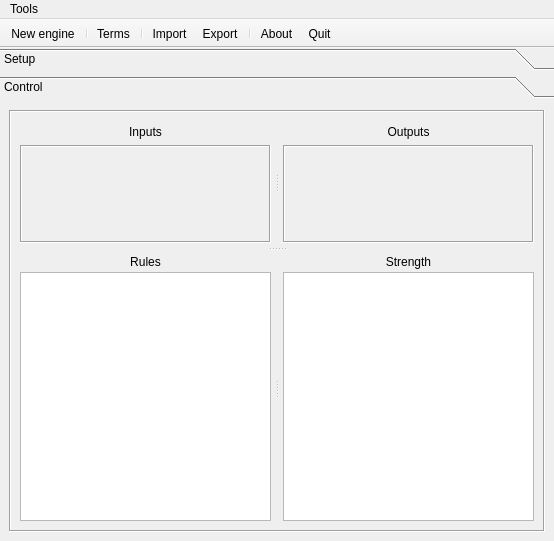
First picture: the form in qtfuzzylite/ui/Window.ui, repository fuzzylite/fuzzylite, before the edit.
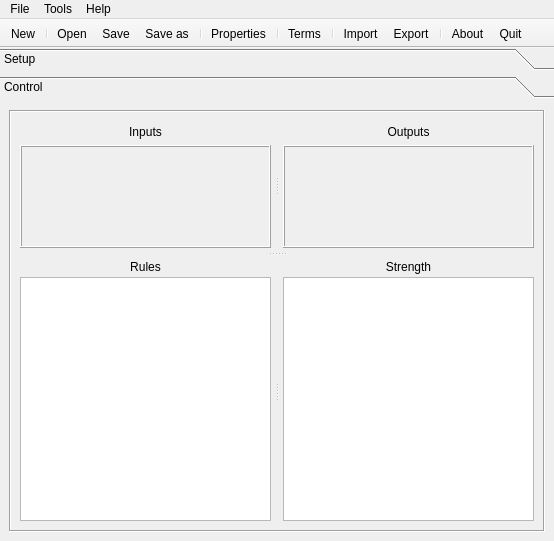
Second picture: the form after the edit. The open tabs and pages were chosen to show the change. Icons and pictures are not drawn. Custom widgets are drawn as their Qt base class.

Commit message: Added actions to Open, Save, Save As. Added icons. Several other improvements

Diff of the .ui file:
```diff
--- a/qtfuzzylite/ui/Window.ui
+++ b/qtfuzzylite/ui/Window.ui
@@ -532,6 +532,18 @@
                   </property>
                  </widget>
                 </item>
+                <item>
+                 <widget class="QFrame" name="frame_3">
+                  <property name="frameShape">
+                   <enum>QFrame::Box</enum>
+                  </property>
+                  <property name="frameShadow">
+                   <enum>QFrame::Raised</enum>
+                  </property>
+                  <layout class="QVBoxLayout" name="verticalLayout_15">
+                   <property name="margin">
+                    <number>3</number>
+                   </property>
                 <item>
                  <widget class="QScrollArea" name="scrollAreaInput">
                   <property name="sizePolicy">
@@ -541,10 +553,10 @@
                    </sizepolicy>
                   </property>
                   <property name="frameShape">
-                   <enum>QFrame::Box</enum>
+                      <enum>QFrame::NoFrame</enum>
                   </property>
                   <property name="frameShadow">
-                   <enum>QFrame::Sunken</enum>
+                      <enum>QFrame::Plain</enum>
                   </property>
                   <property name="horizontalScrollBarPolicy">
                    <enum>Qt::ScrollBarAlwaysOff</enum>
@@ -560,8 +572,8 @@
                     <rect>
                      <x>0</x>
                      <y>0</y>
-                     <width>248</width>
-                     <height>85</height>
+                        <width>242</width>
+                        <height>90</height>
                     </rect>
                    </property>
                    <property name="sizePolicy">
@@ -604,6 +616,9 @@
                 </item>
                </layout>
               </widget>
+                </item>
+               </layout>
+              </widget>
               <widget class="QWidget" name="layoutWidget4">
                <layout class="QVBoxLayout" name="verticalLayout_18">
                 <property name="spacing">
@@ -634,6 +649,18 @@
                   </property>
                  </widget>
                 </item>
+                <item>
+                 <widget class="QFrame" name="frame_4">
+                  <property name="frameShape">
+                   <enum>QFrame::Box</enum>
+                  </property>
+                  <property name="frameShadow">
+                   <enum>QFrame::Raised</enum>
+                  </property>
+                  <layout class="QVBoxLayout" name="verticalLayout_17">
+                   <property name="margin">
+                    <number>3</number>
+                   </property>
                 <item>
                  <widget class="QScrollArea" name="scrollAreaOutput">
                   <property name="sizePolicy">
@@ -643,10 +670,10 @@
                    </sizepolicy>
                   </property>
                   <property name="frameShape">
-                   <enum>QFrame::Box</enum>
+                      <enum>QFrame::NoFrame</enum>
                   </property>
                   <property name="frameShadow">
-                   <enum>QFrame::Sunken</enum>
+                      <enum>QFrame::Plain</enum>
                   </property>
                   <property name="horizontalScrollBarPolicy">
                    <enum>Qt::ScrollBarAlwaysOff</enum>
@@ -662,8 +689,8 @@
                     <rect>
                      <x>0</x>
                      <y>0</y>
-                     <width>248</width>
-                     <height>85</height>
+                        <width>242</width>
+                        <height>90</height>
                     </rect>
                    </property>
                    <property name="sizePolicy">
@@ -706,6 +733,9 @@
                 </item>
                </layout>
               </widget>
+                </item>
+               </layout>
+              </widget>
              </widget>
              <widget class="QSplitter" name="spl_control_rule_strength">
               <property name="orientation">
@@ -831,6 +861,12 @@
    </attribute>
    <addaction name="actionNew"/>
    <addaction name="separator"/>
+   <addaction name="actionOpen"/>
+   <addaction name="actionSave"/>
+   <addaction name="actionSaveAs"/>
+   <addaction name="separator"/>
+   <addaction name="actionProperties"/>
+   <addaction name="separator"/>
    <addaction name="actionTerms"/>
    <addaction name="separator"/>
    <addaction name="actionImport"/>
@@ -856,7 +892,19 @@
      <string>Tools</string>
     </property>
    </widget>
+   <widget class="QMenu" name="menuFile">
+    <property name="title">
+     <string>File</string>
+    </property>
+   </widget>
+   <widget class="QMenu" name="menuHelp">
+    <property name="title">
+     <string>Help</string>
+    </property>
+   </widget>
+   <addaction name="menuFile"/>
    <addaction name="menuTools"/>
+   <addaction name="menuHelp"/>
   </widget>
   <action name="actionPreferences">
    <property name="icon">
@@ -930,7 +978,7 @@
      <normaloff>:/new.png</normaloff>:/new.png</iconset>
    </property>
    <property name="text">
-    <string>&amp;New engine</string>
+    <string>&amp;New</string>
    </property>
    <property name="toolTip">
     <string>New engine</string>
@@ -969,6 +1017,74 @@
     <string>Ctrl+Q</string>
    </property>
   </action>
+  <action name="actionOpen">
+   <property name="icon">
+    <iconset resource="qtfuzzylite.qrc">
+     <normaloff>:/open.png</normaloff>:/open.png</iconset>
+   </property>
+   <property name="text">
+    <string>&amp;Open...</string>
+   </property>
+   <property name="toolTip">
+    <string>Open</string>
+   </property>
+   <property name="shortcut">
+    <string>Ctrl+O</string>
+   </property>
+  </action>
+  <action name="actionSave">
+   <property name="icon">
+    <iconset resource="qtfuzzylite.qrc">
+     <normaloff>:/save.png</normaloff>:/save.png</iconset>
+   </property>
+   <property name="text">
+    <string>&amp;Save</string>
+   </property>
+   <property name="toolTip">
+    <string>Save</string>
+   </property>
+   <property name="shortcut">
+    <string>Ctrl+S</string>
+   </property>
+  </action>
+  <action name="actionSaveAs">
+   <property name="checkable">
+    <bool>true</bool>
+   </property>
+   <property name="icon">
+    <iconset resource="qtfuzzylite.qrc">
+     <normaloff>:/save-as.png</normaloff>:/save-as.png</iconset>
+   </property>
+   <property name="text">
+    <string>Save as...</string>
+   </property>
+   <property name="toolTip">
+    <string>Save as...</string>
+   </property>
+   <property name="shortcut">
+    <string>Ctrl+Shift+S</string>
+   </property>
+  </action>
+  <action name="actionProperties">
+   <property name="icon">
+    <iconset resource="qtfuzzylite.qrc">
+     <normaloff>:/properties.png</normaloff>:/properties.png</iconset>
+   </property>
+   <property name="text">
+    <string>&amp;Properties...</string>
+   </property>
+   <property name="toolTip">
+    <string>Properties</string>
+   </property>
+   <property name="shortcut">
+    <string>Ctrl+P</string>
+   </property>
+  </action>
+  <action name="actionTerms_2">
+   <property name="text">
+    <string>Terms</string>
+   </property>
+  </action>
  </widget>
  <customwidgets>
   <customwidget>
```
Left out of the diff: 31 changed lines with no effect on the pictures. Lines whose indentation alone changed are shown as unchanged. The commit also changes 11 other files.
